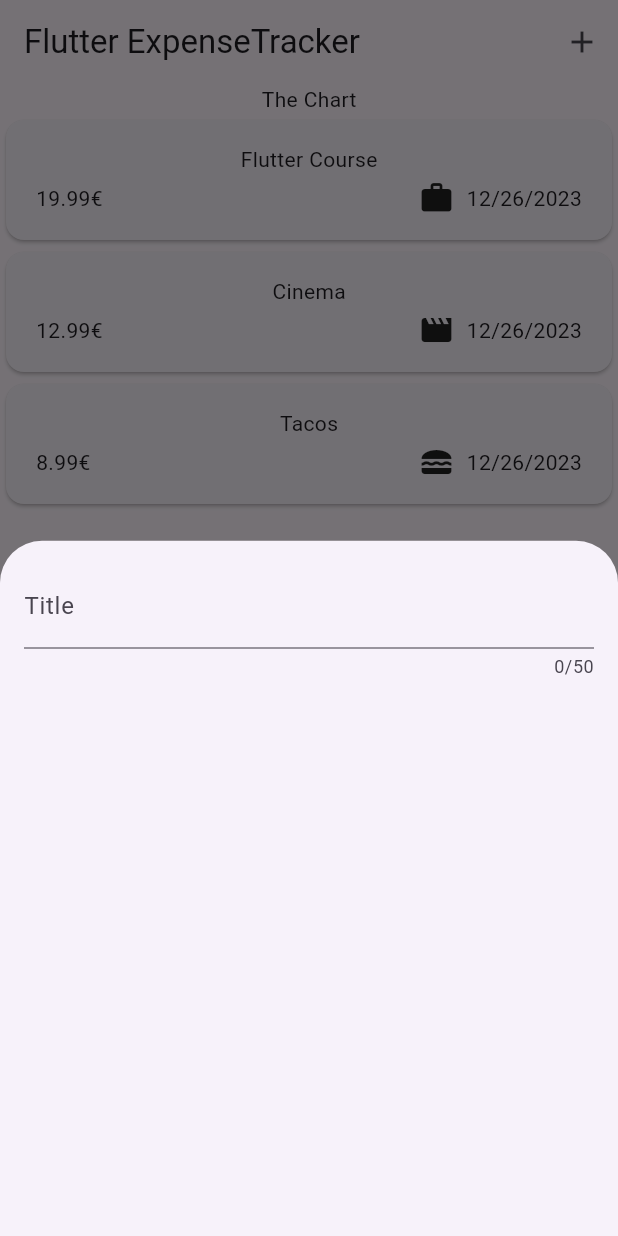
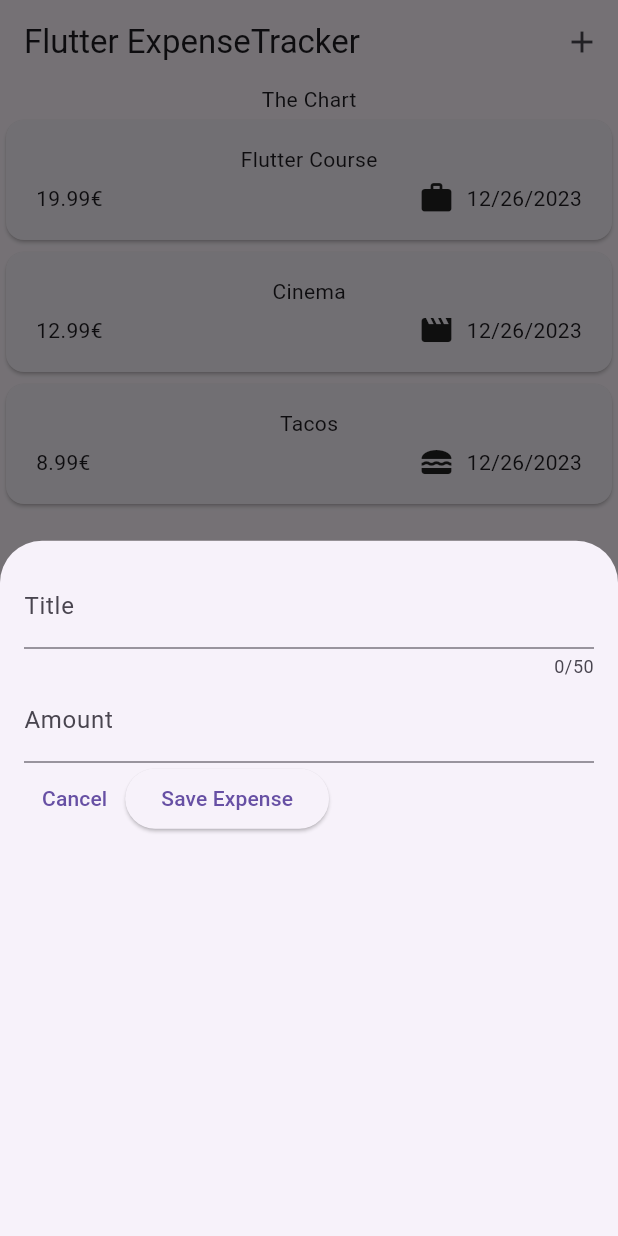
Before and after one commit to sudofm/expense-tracker, a Flutter app: the screen it shows after launch, after a tap on the "add" icon, on a phone screen of 412 x 824 dp. Run offline on Flutter 3.47's test engine with Material 3 defaults, Android fonts, the phone set to English and light mode, and no system bars.

Commit message:
adding new input for amount and cancel button

```diff
--- a/lib/widgets/new_expenses.dart
+++ b/lib/widgets/new_expenses.dart
@@ -10,17 +10,61 @@ class NewExpense extends StatefulWidget {
 }
 
 class _NewExpenseState extends State<NewExpense> {
+  // var _enteredTitle = '';
+
+  // void _saveTitleInput(String inputValue) {
+  //   _enteredTitle = inputValue;
+  // }
+
+  final _titleControler = TextEditingController();
+  final _amountController = TextEditingController();
+
+  @override
+  void dispose() {
+    _titleControler.dispose();
+    _amountController.dispose();
+    super.dispose();
+  }
+
   @override
   Widget build(BuildContext context) {
-    return const Padding(
+    return Padding(
       padding: EdgeInsets.all(16),
       child: Column(children: [
         TextField(
+          //onChanged: _saveTitleInput,
+          controller: _titleControler,
           maxLength: 50,
-          decoration: InputDecoration(
+          decoration: const InputDecoration(
             label: Text('Title'),
           ),
         ),
+        TextField(
+          controller: _amountController,
+          keyboardType: TextInputType.number,
+          decoration: const InputDecoration(
+            prefixText: '€ ',
+            label: Text('Amount'),
+          ),
+        ),
+        Row(
+          children: [
+            TextButton(
+              onPressed: () {
+                Navigator.pop(context);
+              },
+              child: const Text('Cancel'),
+            ),
+            ElevatedButton(
+              onPressed: () {
+                //print(_enteredTitle);
+                print(_titleControler.text);
+                print(_amountController.text);
+              },
+              child: const Text('Save Expense'),
+            ),
+          ],
+        )
       ]),
     );
   }
```
